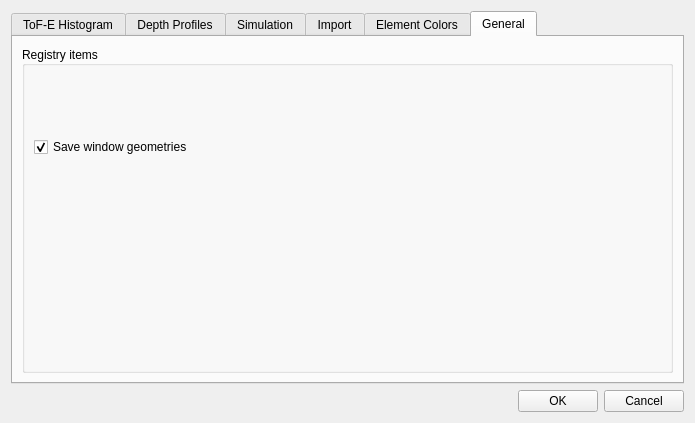
Above: ui_files/ui_global_settings.ui from JYU-IBA/potku before the change. Below: the same form after it.
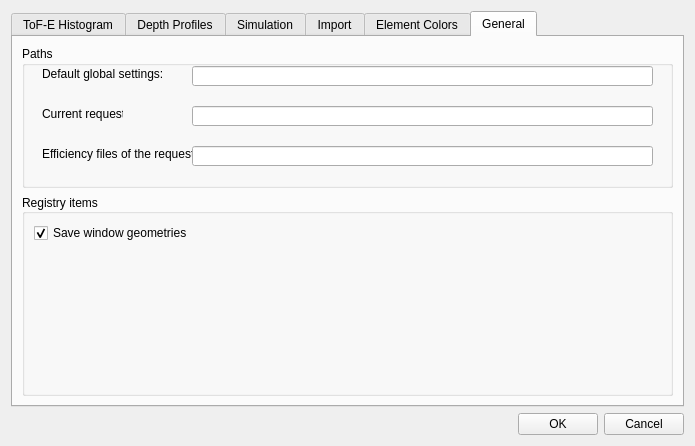
That is the form after the change. The open tabs and pages were chosen to show the change.

Commit message:
Add default paths to global settings
Added paths to
ini-file
request-file
eff-file

What changed in the file:
```diff
--- a/ui_files/ui_global_settings.ui
+++ b/ui_files/ui_global_settings.ui
@@ -7,7 +7,7 @@
     <x>0</x>
     <y>0</y>
     <width>691</width>
-    <height>423</height>
+    <height>446</height>
    </rect>
   </property>
   <property name="minimumSize">
@@ -2998,7 +2998,7 @@
        <string>General</string>
       </attribute>
       <layout class="QGridLayout" name="gridLayout_3">
-       <item row="0" column="0">
+       <item row="1" column="1">
         <widget class="QGroupBox" name="groupBox_7">
          <property name="title">
           <string>Registry items</string>
@@ -3032,6 +3032,82 @@
          </layout>
         </widget>
        </item>
+       <item row="0" column="1">
+        <widget class="QGroupBox" name="groupBox_10">
+         <property name="title">
+          <string>Paths</string>
+         </property>
+         <widget class="QLabel" name="label_11">
+          <property name="geometry">
+           <rect>
+            <x>20</x>
+            <y>20</y>
+            <width>171</width>
+            <height>16</height>
+           </rect>
+          </property>
+          <property name="text">
+           <string>Default global settings:</string>
+          </property>
+         </widget>
+         <widget class="QLineEdit" name="lineEdit_ini">
+          <property name="geometry">
+           <rect>
+            <x>170</x>
+            <y>20</y>
+            <width>461</width>
+            <height>20</height>
+           </rect>
+          </property>
+         </widget>
+         <widget class="QLabel" name="label_12">
+          <property name="geometry">
+           <rect>
+            <x>20</x>
+            <y>60</y>
+            <width>81</width>
+            <height>16</height>
+           </rect>
+          </property>
+          <property name="text">
+           <string>Current request:</string>
+          </property>
+         </widget>
+         <widget class="QLineEdit" name="lineEdit_Request">
+          <property name="geometry">
+           <rect>
+            <x>170</x>
+            <y>60</y>
+            <width>461</width>
+            <height>20</height>
+           </rect>
+          </property>
+         </widget>
+         <widget class="QLabel" name="label_13">
+          <property name="geometry">
+           <rect>
+            <x>20</x>
+            <y>100</y>
+            <width>151</width>
+            <height>16</height>
+           </rect>
+          </property>
+          <property name="text">
+           <string>Efficiency files of the request:</string>
+          </property>
+         </widget>
+         <widget class="QLineEdit" name="lineEdit_Eff">
+          <property name="geometry">
+           <rect>
+            <x>170</x>
+            <y>100</y>
+            <width>461</width>
+            <height>20</height>
+           </rect>
+          </property>
+         </widget>
+        </widget>
+       </item>
       </layout>
      </widget>
     </widget>
```
Left out of the diff: 6 changed lines with no effect on the pictures. The commit also changes 1 other file.
